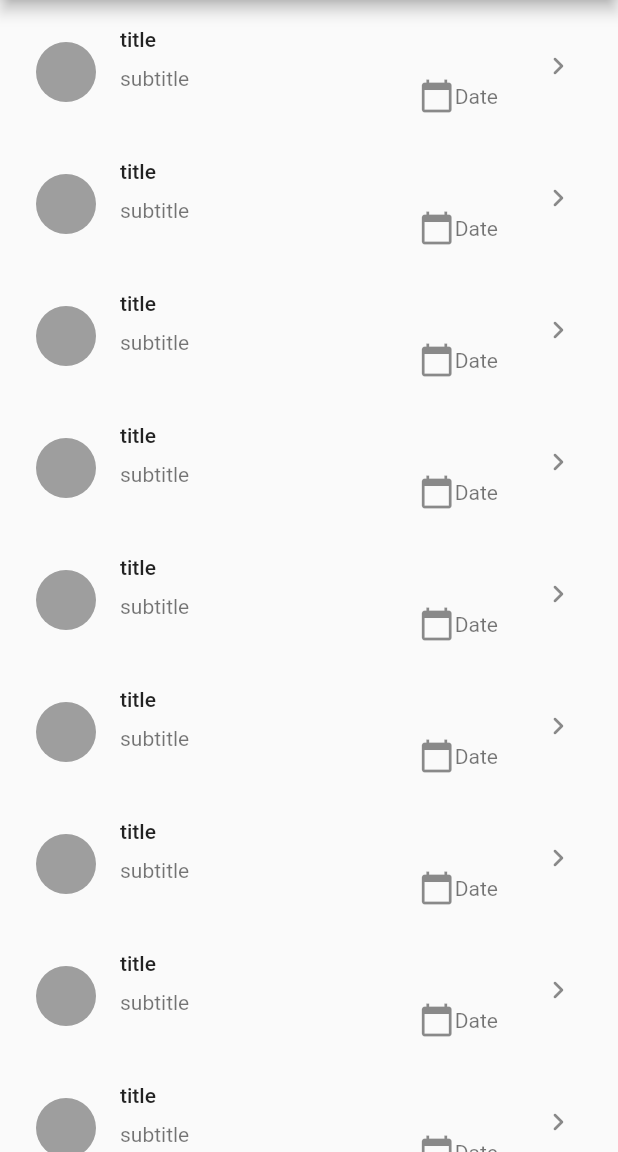
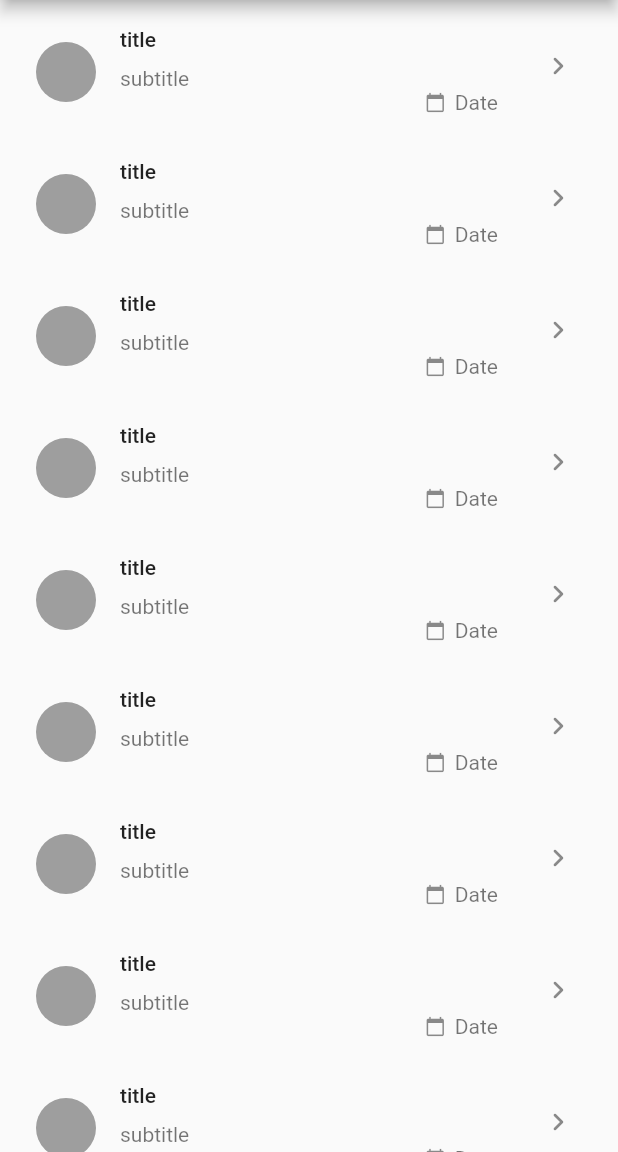
Before and after one commit to Qabbout/NYTimesFlutter, a Flutter app: the screen it shows after launch, on a phone screen of 412 x 824 dp, the part 84-1236 px from its top. Run offline on Flutter 3.47's test engine with Material 2 defaults, Android fonts, the phone set to English and light mode, and no system bars; our stand-ins replace flutter_dotenv; network calls fail.

Commit message:
centered progress indicator and fixed date

```diff
--- a/lib/Views/home_screen.dart
+++ b/lib/Views/home_screen.dart
@@ -58,7 +58,7 @@ class _HomeScreenState extends State<HomeScreen> {
           future: NYTimesAPIService.instance.getArticles(),
           builder: (BuildContext context, AsyncSnapshot<MostPopular> snapshot) {
             return snapshot.connectionState != ConnectionState.done
-                ? const CircularProgressIndicator()
+                ? const Center(child: CircularProgressIndicator())
                 : ListView.builder(
                     itemCount: snapshot.data?.numResults,
                     itemBuilder: (BuildContext context, int index) {
@@ -105,13 +105,18 @@ class _HomeScreenState extends State<HomeScreen> {
                                     right: 0,
                                     bottom: 0,
                                     child: Row(
-                                        mainAxisAlignment:
-                                            MainAxisAlignment.spaceBetween,
                                         children: [
-                                          const Icon(Icons.calendar_today),
+                                      const Icon(
+                                        Icons.calendar_today,
+                                        size: 14,
+                                      ),
+                                      const SizedBox(
+                                        width: 6,
+                                      ),
                                           Text(snapshot.data?.results[index]
                                                   .publishedDate
-                                                  .toIso8601String() ??
+                                              .toIso8601String()
+                                              .substring(0, 10) ??
                                               "Date"),
                                         ])),
                               ],
```
